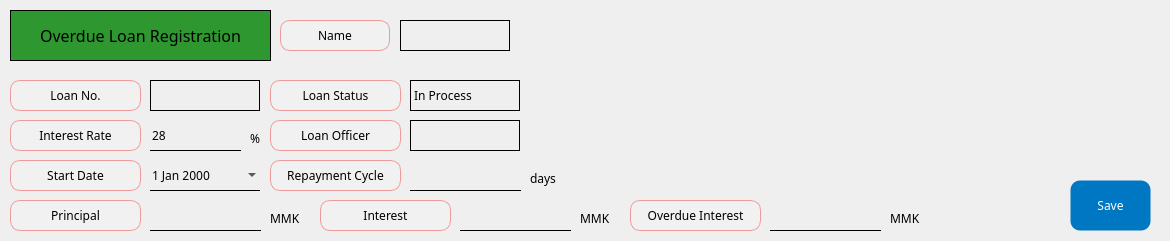
Before: the Qt Designer form app/src/pages/overdue/post_registration.ui in DY-Microfinance-Customer-Management/dymf-algorithm, drawn with Qt 5.
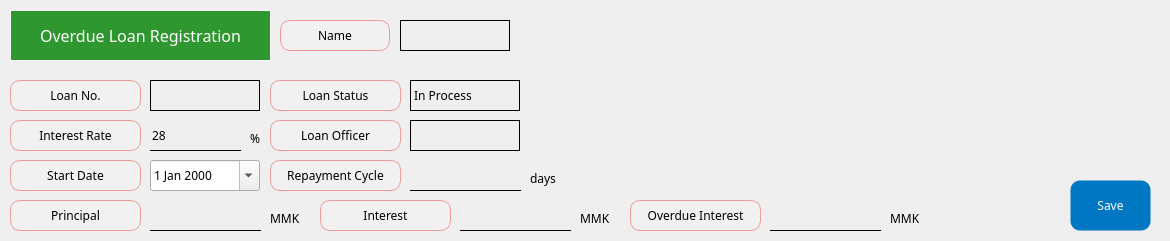
After: the same form once the commit is applied.

```diff
--- a/app/src/pages/overdue/post_registration.ui
+++ b/app/src/pages/overdue/post_registration.ui
@@ -100,7 +100,7 @@
      </font>
     </property>
     <property name="styleSheet">
-     <string notr="true">background-color: #2e9730;</string>
+     <string notr="true">background-color: #2e9730; color: white;</string>
     </property>
     <property name="frameShape">
      <enum>QFrame::Box</enum>
@@ -391,20 +391,7 @@
      </font>
     </property>
     <property name="styleSheet">
-     <string notr="true">QDateEdit {
-	border: none;
-    border-bottom: 1px solid black;
-    background-color: transparent;
-    color: black;
-}
-
-QDateEdit:disabled {
-	border: none;
-    border-bottom: 1px solid lightgray;
-    background-color: lightgray;
-    color: lightgray;
-}
-</string>
+     <string notr="true"/>
     </property>
     <property name="locale">
      <locale language="English" country="UnitedStates"/>
```
Left out of the diff: 18 changed lines with no effect on the pictures.
